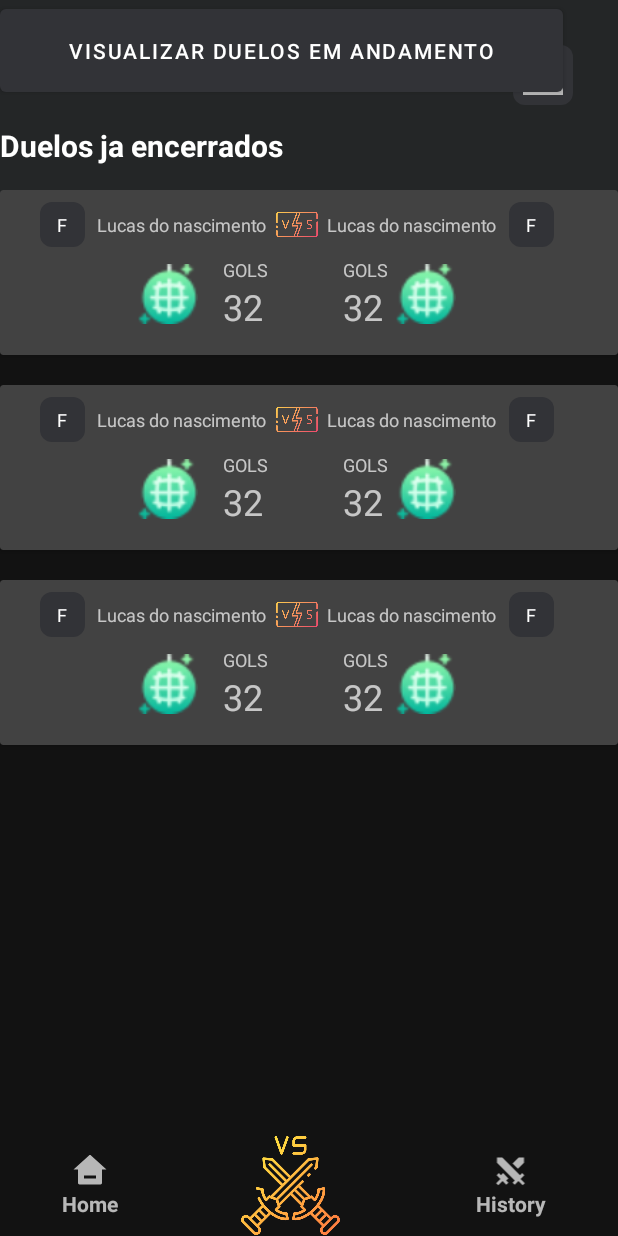
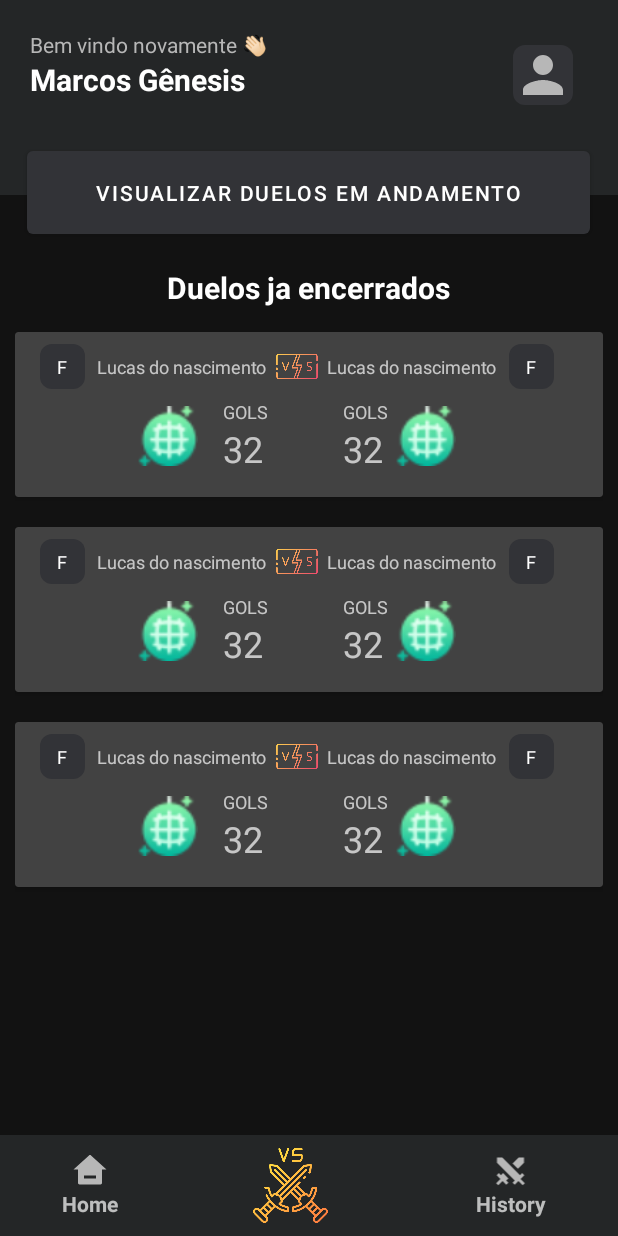
Before and after one commit to marcosgenesis/x1app, an Android app: the layout activity_main.xml on its own in the app's theme, with its tools: preview values and no code run, on a phone screen of 412 x 824 dp. Run offline under Robolectric (Android 15) with nearby library versions, the light colour scheme and no system bars; Roboto replaces fonts that are not available here.

Commit message:
fix: fixing layouts

```diff
--- a/app/src/main/AndroidManifest.xml
+++ b/app/src/main/AndroidManifest.xml
@@ -20,18 +20,17 @@
             android:exported="false" />
         <activity
             android:name=".LoginActivity"
-            android:exported="true">
-        <intent-filter>
-            <action android:name="android.intent.action.MAIN" />
-            <category android:name="android.intent.category.LAUNCHER" />
-        </intent-filter>
-        </activity>
+            android:exported="true"/>
         <activity
             android:name=".RegisterActivity"
             android:exported="false" />
         <activity
             android:name=".MainActivity"
             android:exported="true">
+            <intent-filter>
+                <action android:name="android.intent.action.MAIN" />
+                <category android:name="android.intent.category.LAUNCHER" />
+            </intent-filter>
         </activity>
         <activity
             android:name=".SearchActivity"
--- a/app/src/main/res/layout/activity_main.xml
+++ b/app/src/main/res/layout/activity_main.xml
@@ -6,13 +6,22 @@
     android:layout_height="match_parent"
     tools:context=".MainActivity">
 
+    <ScrollView
+        android:id="@+id/Scroll"
+        android:layout_width="match_parent"
+        android:layout_height="match_parent">
+        <LinearLayout
+            android:layout_width="match_parent"
+            android:layout_height="wrap_content"
+            android:orientation="vertical"
+            android:gravity="center">
             <LinearLayout
                 android:id="@+id/linearLayout4"
                 android:layout_width="match_parent"
-        android:layout_height="150dp"
+                android:layout_height="130dp"
                 android:background="@color/gray_700"
                 android:orientation="horizontal"
-        tools:layout_editor_absoluteX="16dp">
+                >
 
                 <LinearLayout
                     android:layout_width="210dp"
@@ -59,20 +68,22 @@
                 </LinearLayout>
 
             </LinearLayout>
-
+            <Button
+                android:id="@+id/button"
+                android:layout_width="375dp"
+                android:layout_height="67dp"
+                android:layout_marginTop="-35dp"
+                android:text="Visualizar duelos em andamento" />
             <LinearLayout
                 android:id="@+id/linearLayout3"
                 android:layout_width="match_parent"
                 android:layout_height="match_parent"
                 android:orientation="vertical"
-        tools:layout_editor_absoluteX="16dp"
-        tools:layout_editor_absoluteY="100dp">
+                android:layout_marginLeft="10dp"
+                android:layout_marginRight="10dp"
+                android:gravity="center">
 
-        <Button
-            android:id="@+id/button"
-            android:layout_width="375dp"
-            android:layout_height="67dp"
-            android:text="Visualizar duelos em andamento" />
+
 
                 <TextView
                     android:id="@+id/textView"
@@ -89,15 +100,17 @@
                 <androidx.recyclerview.widget.RecyclerView
                     android:id="@+id/battlesRecycler"
                     android:layout_width="match_parent"
-            android:layout_height="500dp"
+                    android:layout_height="match_parent"
                     app:layoutManager="androidx.recyclerview.widget.LinearLayoutManager"
                     tools:listitem="@layout/battle_item" />
             </LinearLayout>
-
+        </LinearLayout>
+    </ScrollView>
     <LinearLayout
         android:id="@+id/linearLayout2"
         android:layout_width="413dp"
         android:layout_height="67dp"
+        android:background="@color/gray_700"
         android:gravity="fill_vertical|end"
         android:orientation="horizontal"
         app:layout_constraintBottom_toBottomOf="parent">
@@ -112,6 +125,7 @@
                 android:id="@+id/homeIcon"
                 android:layout_width="match_parent"
                 android:layout_height="wrap_content"
+
                 app:srcCompat="@drawable/ic_baseline_house_24" />
 
             <TextView
@@ -132,7 +146,7 @@
             <ImageView
                 android:id="@+id/battleIcon"
                 android:layout_width="match_parent"
-                android:layout_height="66dp"
+                android:layout_height="50dp"
                 app:srcCompat="@drawable/logo" />
 
         </LinearLayout>
@@ -161,4 +175,5 @@
 
     </LinearLayout>
 
+
 </androidx.constraintlayout.widget.ConstraintLayout>
```
Lines whose indentation alone changed are shown as unchanged.
